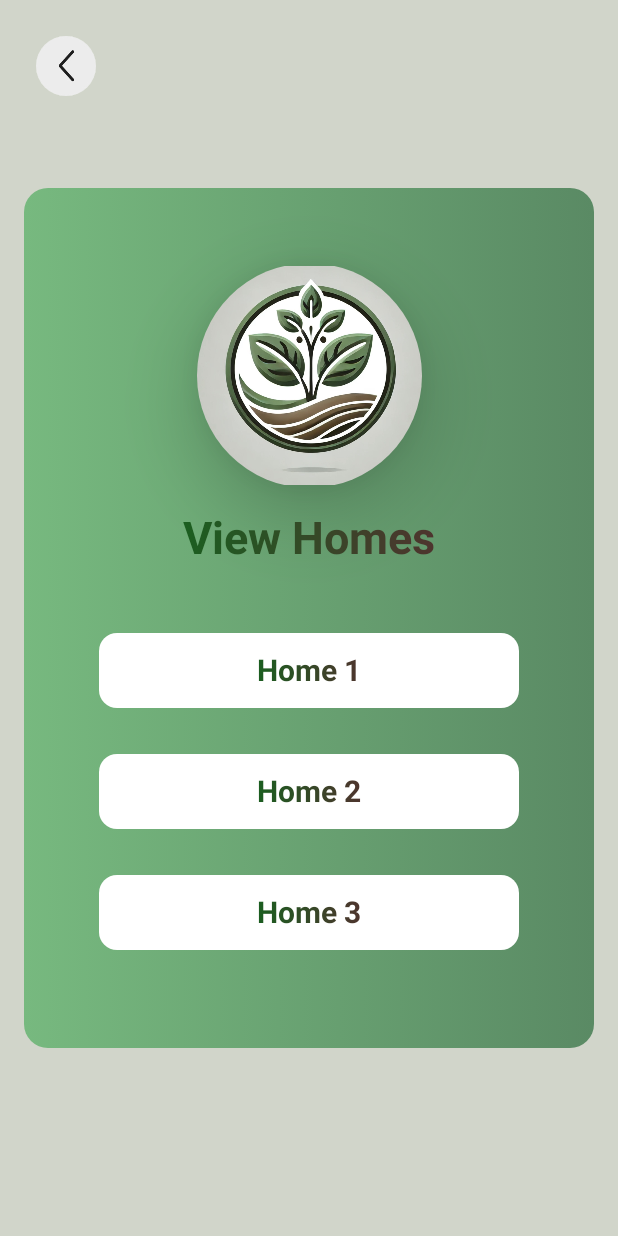
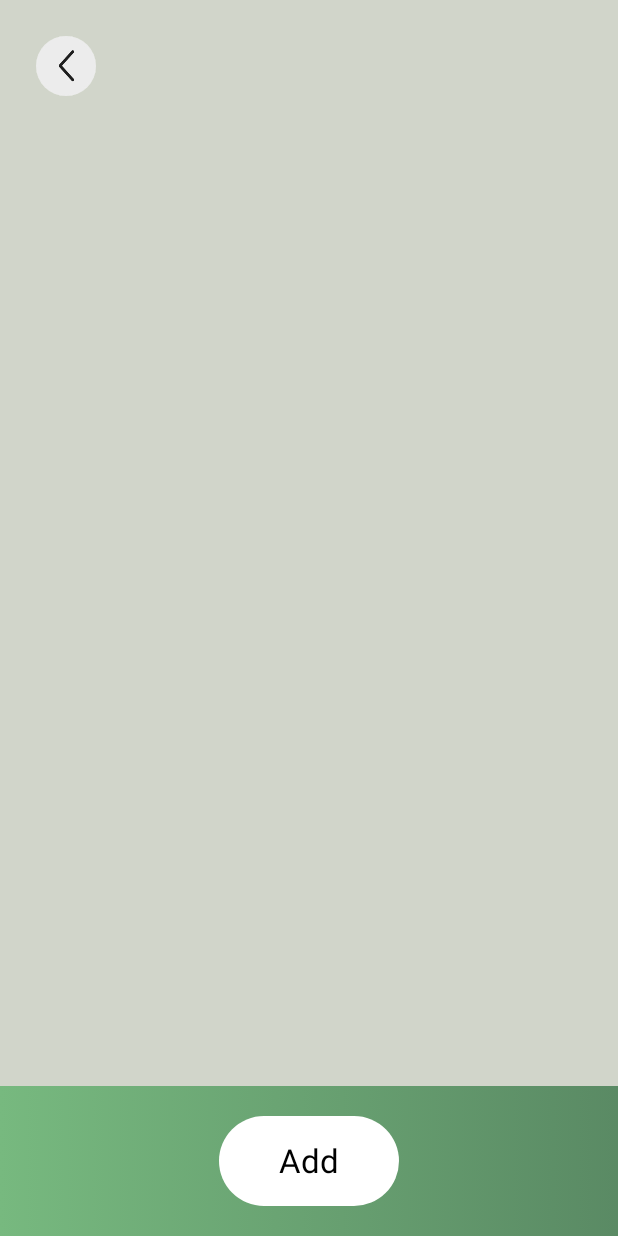
Before and after one commit to EugenI17/GreenSpace, an Android app built with Jetpack Compose: the ViewHomesScreen screen opened through its navigation route, after a tap on "Home 1", on a phone screen of 412 x 824 dp. Run offline under Robolectric (Android 15) with nearby library versions, the phone set to English and light mode, and no system bars.

Commit message:
Created 'View Home' page

```diff
--- a/app/src/main/java/ro/upt/greenspace/MainActivity.kt
+++ b/app/src/main/java/ro/upt/greenspace/MainActivity.kt
@@ -50,6 +50,7 @@ class MainActivity : ComponentActivity() {
             composable("greenPage") { GreenPage(navController) }
             composable("addHome") { AddHomeScreen(navController) }
             composable("viewHomes") { ViewHomesScreen(navController) }
+            composable("viewHome") { ViewHomeScreen(navController) }
           }
         }
       }
--- /dev/null
+++ b/app/src/main/java/ro/upt/greenspace/ViewHome.kt
@@ -0,0 +1,82 @@
+package ro.upt.greenspace
+
+import androidx.compose.foundation.Image
+import androidx.compose.foundation.background
+import androidx.compose.foundation.layout.*
+import androidx.compose.material3.IconButton
+import androidx.compose.material3.Text
+import androidx.compose.runtime.Composable
+import androidx.compose.ui.Alignment
+import androidx.compose.ui.Modifier
+import androidx.compose.ui.graphics.Brush
+import androidx.compose.ui.graphics.Color
+import androidx.compose.ui.res.painterResource
+import androidx.compose.ui.text.TextStyle
+import androidx.compose.ui.unit.dp
+import androidx.compose.ui.unit.sp
+import androidx.compose.material3.Button
+import androidx.compose.material3.ButtonDefaults
+
+@Composable
+fun ViewHomeScreen(navController: androidx.navigation.NavHostController) {
+  Box(
+    modifier = Modifier
+      .fillMaxSize()
+      .background(Color(0xFFd1d5ca)),
+    contentAlignment = Alignment.Center
+  ) {
+    IconButton(
+      onClick = { navController.navigateUp() },
+      modifier = Modifier
+        .padding(20.dp)
+        .align(Alignment.TopStart)
+    ) {
+      Image(
+        painter = painterResource(id = R.drawable.arrow),
+        contentDescription = "Back"
+      )
+    }
+    Column(
+      modifier = Modifier
+        .fillMaxSize(),
+      horizontalAlignment = Alignment.CenterHorizontally
+    ) {
+      Spacer(modifier = Modifier.weight(1f)) // Push content to the top
+      Column(
+        horizontalAlignment = Alignment.CenterHorizontally
+      ) {}
+      Spacer(modifier = Modifier.weight(1f))
+      // Footer
+      Box(
+        modifier = Modifier
+          .fillMaxWidth()
+          .height(100.dp)
+          .background(
+            brush = Brush.horizontalGradient(
+              colors = listOf(
+                Color(0xFF77B97F),
+                Color(0xFF5A8A64)
+              )
+            )
+          ),
+        contentAlignment = Alignment.Center
+      ) {
+        Button(
+          onClick = { /* Handle Add Button Click */ },
+          colors = ButtonDefaults.buttonColors(containerColor = Color.White),
+          modifier = Modifier
+            .height(60.dp)
+            .width(120.dp)
+        ) {
+          Text(
+            text = "Add",
+            style = TextStyle(
+              fontSize = 22.sp,
+              color = Color.Black
+            )
+          )
+        }
+      }
+    }
+  }
+}
--- a/app/src/main/java/ro/upt/greenspace/ViewHomes.kt
+++ b/app/src/main/java/ro/upt/greenspace/ViewHomes.kt
@@ -90,7 +90,7 @@ fun ViewHomesScreen(navController: androidx.navigation.NavHostController) {
 
       // Buttons for "Home 1," "Home 2," and "Home 3"
       Button(
-        onClick = { /* Handle Home 1 action */ },
+        onClick = {  navController.navigate("viewHome") },
         modifier = Modifier
           .fillMaxWidth()
           .padding(vertical = 15.dp)
```
Also changed, not shown: app/src/main/res/drawable/cactus_ex.jpg (added).
